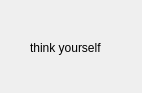
werr2410/Project_ShadowScreen, file Visual/visual/Windows/Other/helpmewindow.ui: the form before one commit.
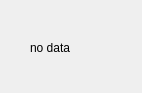
The form after the commit.

What changed in the file:
```diff
--- a/Visual/visual/Windows/Other/helpmewindow.ui
+++ b/Visual/visual/Windows/Other/helpmewindow.ui
@@ -23,7 +23,7 @@
     </rect>
    </property>
    <property name="text">
-    <string>think yourself</string>
+    <string>no data</string>
    </property>
   </widget>
  </widget>
```
